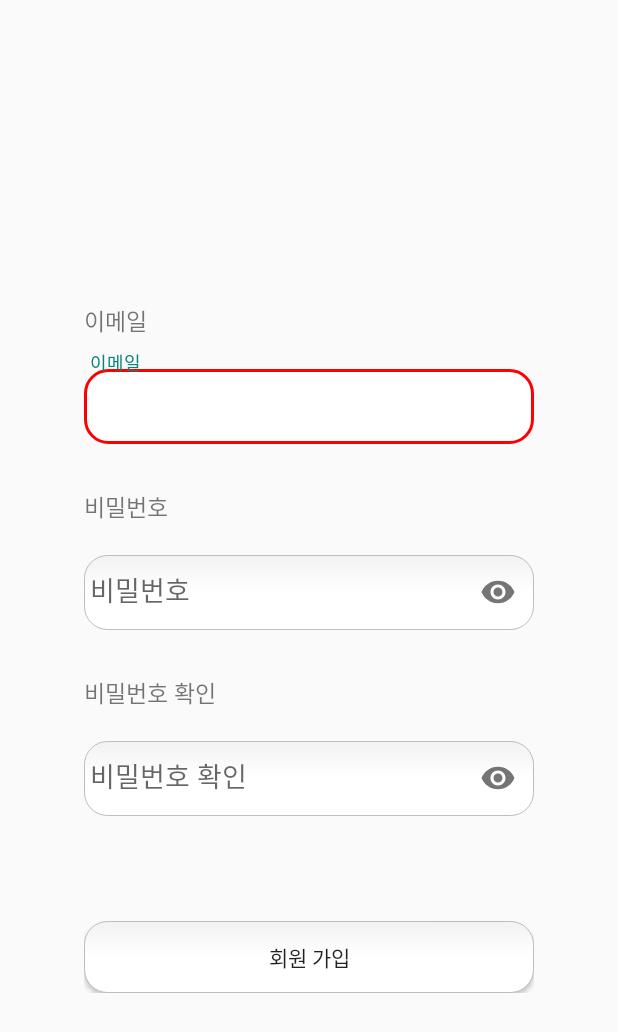
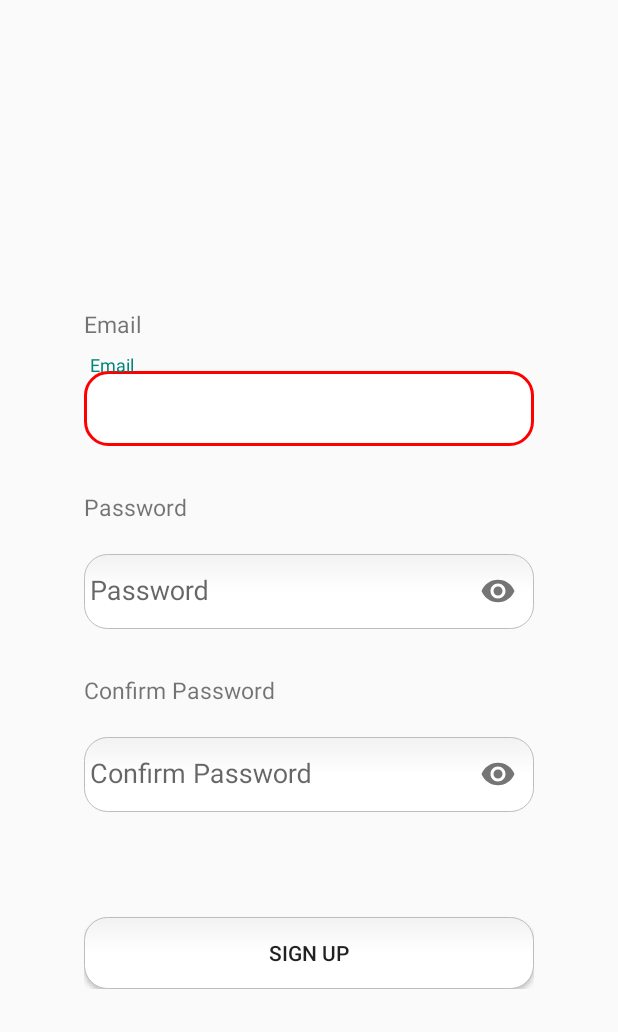
Before and after one commit to polaris428/Survirun, an Android app: the SingUpActivity screen opened directly, with no data from a screen before it, on a phone screen of 412 x 824 dp. Shown: the top 1032 px of the screen. Run offline under Robolectric (Android 15) with nearby library versions, the phone set to English and light mode, and no system bars; our stand-ins replace Firebase (no records; nobody signed in at launch, a user with empty details on screens opened directly).

Commit message:
login창 signup 창 번역완료

```diff
--- a/app/src/main/java/com/example/survirun/Activity/LoginActivity.java
+++ b/app/src/main/java/com/example/survirun/Activity/LoginActivity.java
@@ -115,16 +115,16 @@ public class LoginActivity extends AppCompatActivity {
                                             intent.setFlags(Intent.FLAG_ACTIVITY_NEW_TASK | Intent.FLAG_ACTIVITY_CLEAR_TASK | Intent.FLAG_ACTIVITY_CLEAR_TOP|Intent.FLAG_ACTIVITY_NO_ANIMATION);
                                             startActivity(intent);
                                         } else {
-                                            Toast.makeText(LoginActivity.this, "아이디 또는 비밀번호를 확인해주세요", Toast.LENGTH_SHORT).show();
+                                            Toast.makeText(LoginActivity.this, R.string.login_error, Toast.LENGTH_SHORT).show();
                                         }
                                     }
                                 });
 
                     }else {
-                        Toast.makeText(LoginActivity.this, "이메일 형식이 맞지 않습니다", Toast.LENGTH_SHORT).show();
+                        Toast.makeText(LoginActivity.this, R.string.email_error, Toast.LENGTH_SHORT).show();
                     }
                 }else {
-                    Toast.makeText(LoginActivity.this, "빈 칸을 전부 채워주세요", Toast.LENGTH_SHORT).show();
+                    Toast.makeText(LoginActivity.this, R.string.fill_error, Toast.LENGTH_SHORT).show();
                 }
 
             }
--- a/app/src/main/java/com/example/survirun/Activity/SingUpActivity.java
+++ b/app/src/main/java/com/example/survirun/Activity/SingUpActivity.java
@@ -14,6 +14,7 @@ import android.view.View;
 import android.widget.Toast;
 
 import com.example.survirun.Medel.UserModel;
+import com.example.survirun.R;
 import com.example.survirun.databinding.ActivitySingUpBinding;
 import com.google.android.gms.tasks.OnCompleteListener;
 import com.google.android.gms.tasks.OnSuccessListener;
@@ -138,14 +139,14 @@ public class SingUpActivity extends AppCompatActivity {
                                                     }
                                                 });
                                             } else {
-                                        Toast.makeText(SingUpActivity.this, "등록 에러", Toast.LENGTH_SHORT).show();
+                                        Toast.makeText(SingUpActivity.this, R.string.sign_up_error, Toast.LENGTH_SHORT).show();
                                         return;
                                     }
                                 }
                             });
 
                 } else {
-                    Toast.makeText(SingUpActivity.this, "형식을 확인해주세요", Toast.LENGTH_SHORT).show();
+                    Toast.makeText(SingUpActivity.this, R.string.format_error, Toast.LENGTH_SHORT).show();
                 }
             }
         });
--- a/app/src/main/res/layout/activity_login.xml
+++ b/app/src/main/res/layout/activity_login.xml
@@ -39,7 +39,7 @@
         app:layout_constraintTop_toBottomOf="@+id/layout1">
         <EditText
             android:id="@+id/pawEditText"
-            android:hint="비밀번호"
+            android:hint="@string/pw"
             android:layout_width="match_parent"
             android:layout_height="wrap_content"
             android:inputType="textPassword"/>
@@ -50,7 +50,7 @@
         android:id="@+id/signUpTextView"
         android:layout_width="wrap_content"
         android:layout_height="wrap_content"
-        android:text="아직 회원이 아니신가요?"
+        android:text="@string/no_acccount"
         android:textSize="15sp"
         android:layout_margin="20dp"
         app:layout_constraintLeft_toLeftOf="parent"
@@ -64,7 +64,7 @@
         android:layout_width="match_parent"
         android:layout_height="wrap_content"
         android:backgroundTint="@color/btn_color"
-        android:text="로그인"
+        android:text="@string/login"
         android:textColor="@color/text_color"
         android:layout_marginTop="100dp"
         app:layout_constraintTop_toBottomOf="@+id/signUpTextView">
--- a/app/src/main/res/layout/activity_sing_up.xml
+++ b/app/src/main/res/layout/activity_sing_up.xml
@@ -24,7 +24,7 @@
                 android:id="@+id/text"
                 android:layout_width="wrap_content"
                 android:layout_height="wrap_content"
-                android:text="이메일"
+                android:text="@string/email"
                 android:textSize="15sp"
                 android:layout_marginTop="20dp"
                 app:layout_constraintTop_toTopOf="parent"
@@ -43,7 +43,7 @@
                     android:layout_width="match_parent"
                     android:layout_height="50dp"
                     android:background="@drawable/rounded_edittext"
-                    android:hint="이메일"
+                    android:hint="@string/email"
                     android:inputType="textEmailAddress"/>
             </com.google.android.material.textfield.TextInputLayout>
 
@@ -51,7 +51,7 @@
                 android:id="@+id/idtext"
                 android:layout_width="match_parent"
                 android:layout_height="20dp"
-                android:text="이메일 형식을 확인해주세요"
+                android:text="@string/email_error"
                 android:visibility="invisible"
                 android:textColor="#FF0000"
                 app:layout_constraintTop_toBottomOf="@+id/layout1"/>
@@ -61,7 +61,7 @@
                 android:id="@+id/text2"
                 android:layout_width="wrap_content"
                 android:layout_height="wrap_content"
-                android:text="비밀번호"
+                android:text="@string/pw"
                 android:layout_marginTop="10dp"
                 android:textSize="15sp"
                 app:layout_constraintLeft_toLeftOf="parent"
@@ -81,7 +81,7 @@
                     android:layout_height="50dp"
                     android:inputType="textPassword"
                     android:background="@drawable/rounded_edittext"
-                    android:hint="비밀번호"/>
+                    android:hint="@string/pw"/>
             </com.google.android.material.textfield.TextInputLayout>
 
 
@@ -89,7 +89,7 @@
                 android:id="@+id/text3"
                 android:layout_width="wrap_content"
                 android:layout_height="wrap_content"
-                android:text="비밀번호 확인"
+                android:text="@string/confirm_pw"
                 android:textSize="15sp"
                 android:layout_marginTop="30dp"
                 app:layout_constraintLeft_toLeftOf="parent"
@@ -107,7 +107,7 @@
                     android:layout_width="match_parent"
                     android:layout_height="50dp"
                     android:background="@drawable/rounded_edittext"
-                    android:hint="비밀번호 확인"
+                    android:hint="@string/confirm_pw"
                     android:inputType="textPassword"/>
             </com.google.android.material.textfield.TextInputLayout>
 
@@ -115,7 +115,7 @@
                 android:id="@+id/pwetext"
                 android:layout_width="match_parent"
                 android:layout_height="20dp"
-                android:text="비밀번호가 다릅니다"
+                android:text="@string/pw_error"
                 android:visibility="invisible"
                 android:textColor="#FF0000"
                 app:layout_constraintLeft_toLeftOf="parent"
@@ -126,12 +126,11 @@
                 android:id="@+id/joinbtn"
                 android:layout_width="match_parent"
                 android:layout_height="wrap_content"
-                android:text="회원 가입"
+                android:text="@string/sign_up"
                 android:background="@drawable/rounded_btn"
                 android:layout_marginTop="50dp"
                 app:layout_constraintLeft_toLeftOf="parent"
                 app:layout_constraintTop_toBottomOf="@+id/pwetext"/>
-
         </androidx.constraintlayout.widget.ConstraintLayout>
 
 
--- a/app/src/main/res/values/strings.xml
+++ b/app/src/main/res/values/strings.xml
@@ -1,7 +1,19 @@
 <resources>
     <string name="app_name">Survirun</string>
-    <string name="story_name">당신은 좀비아포칼립스의 생존자입니다당신의이름은무엇인가요.</string>
-    <string name="story_profile">...멋진 이름이군여 딩신의 사진을 등록해주세요</string>
+    <string name="story_profile">...that\'s a nice name. Please register your photo.</string>
     <!-- TODO: Remove or change this placeholder text -->
     <string name="hello_blank_fragment">Hello blank fragment</string>
+    <string name="story_name">You\'re a survivor of zombie apocalypse. What is your name?</string>
+    <string name="pw">Password</string>
+    <string name="login">Login</string>
+    <string name="no_acccount">Sign up</string>
+    <string name="email">Email</string>
+    <string name="confirm_pw">Confirm Password</string>
+    <string name="sign_up">Sign up</string>
+    <string name="email_error">Enter a valid email.</string>
+    <string name="pw_error">Those passwords didn\'t match.</string>
+    <string name="login_error">Please check your email or password.</string>
+    <string name="fill_error">Please fill in all the blanks.</string>
+    <string name="sign_up_error">Registration error</string>
+    <string name="format_error">Please check the format.</string>
 </resources>
```
Also changed, not shown: 1 other file.
